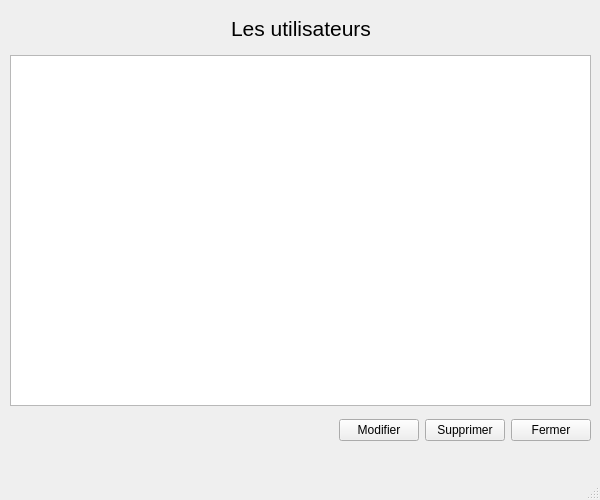
The window that uilistuser.ui (MohamedSadio/banking-system) describes before a commit, drawn with Qt 5.
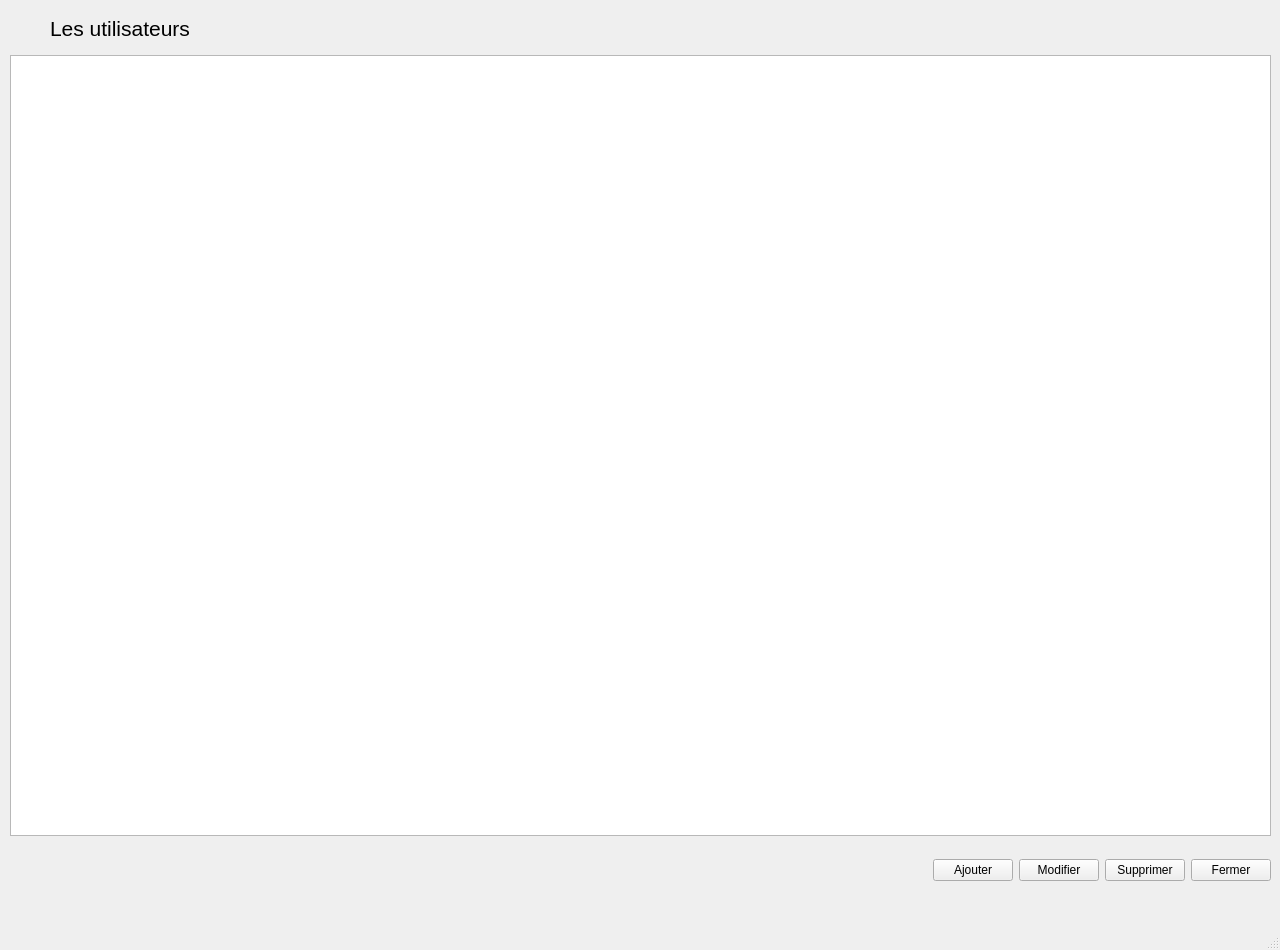
The same window after the commit.

```diff
--- a/uilistuser.ui
+++ b/uilistuser.ui
@@ -6,20 +6,20 @@
    <rect>
     <x>0</x>
     <y>0</y>
-    <width>600</width>
-    <height>500</height>
+    <width>1280</width>
+    <height>950</height>
    </rect>
   </property>
   <property name="minimumSize">
    <size>
-    <width>600</width>
-    <height>500</height>
+    <width>1280</width>
+    <height>950</height>
    </size>
   </property>
   <property name="maximumSize">
    <size>
-    <width>600</width>
-    <height>500</height>
+    <width>1280</width>
+    <height>950</height>
    </size>
   </property>
   <property name="windowTitle">
@@ -31,7 +31,7 @@
      <rect>
       <x>10</x>
       <y>10</y>
-      <width>581</width>
+      <width>1261</width>
       <height>37</height>
      </rect>
     </property>
@@ -39,7 +39,7 @@
      <item>
       <spacer name="horizontalSpacer">
        <property name="orientation">
-        <enum>Qt::Horizontal</enum>
+        <enum>Qt::Vertical</enum>
        </property>
        <property name="sizeHint" stdset="0">
         <size>
@@ -64,7 +64,7 @@
      <item>
       <spacer name="horizontalSpacerLeft">
        <property name="orientation">
-        <enum>Qt::Horizontal</enum>
+        <enum>Qt::Vertical</enum>
        </property>
        <property name="sizeHint" stdset="0">
         <size>
@@ -81,8 +81,8 @@
      <rect>
       <x>10</x>
       <y>55</y>
-      <width>581</width>
-      <height>351</height>
+      <width>1261</width>
+      <height>781</height>
      </rect>
     </property>
     <layout class="QHBoxLayout" name="horizontalLayoutTableview">
@@ -99,8 +99,8 @@
     <property name="geometry">
      <rect>
       <x>10</x>
-      <y>410</y>
-      <width>581</width>
+      <y>850</y>
+      <width>1261</width>
       <height>41</height>
      </rect>
     </property>
@@ -118,6 +118,13 @@
        </property>
       </spacer>
      </item>
+     <item>
+      <widget class="QPushButton" name="pushButtonAdd">
+       <property name="text">
+        <string>Ajouter</string>
+       </property>
+      </widget>
+     </item>
      <item>
       <widget class="QPushButton" name="pushButtonUpdate">
        <property name="text">
```
Left out of the diff: 6 changed lines with no effect on the pictures.
